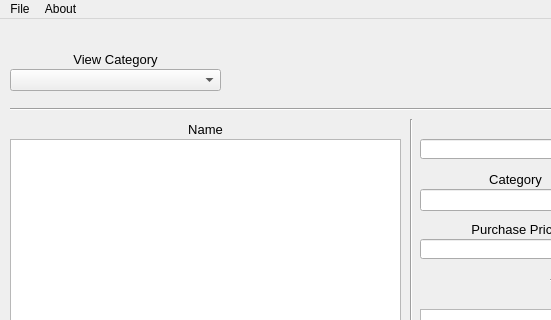
The window that src/MainWindow.ui (minorsecond/Ownly) describes before a commit, drawn with Qt 5; both pictures show x 0 to 551 and y 0 to 320 of the 800 by 537 pixel window.
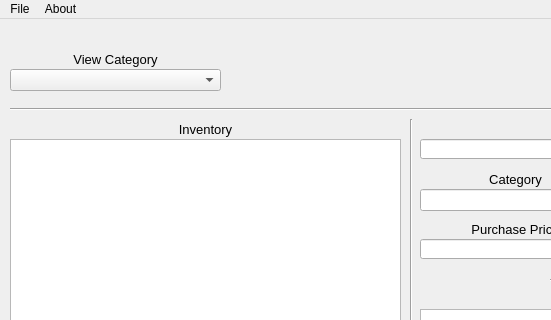
The same window after the commit.

What changed in the file:
```diff
--- a/src/MainWindow.ui
+++ b/src/MainWindow.ui
@@ -257,7 +257,7 @@
      </font>
     </property>
     <property name="text">
-     <string>Name</string>
+     <string>Inventory</string>
     </property>
     <property name="alignment">
      <set>Qt::AlignCenter</set>
```
